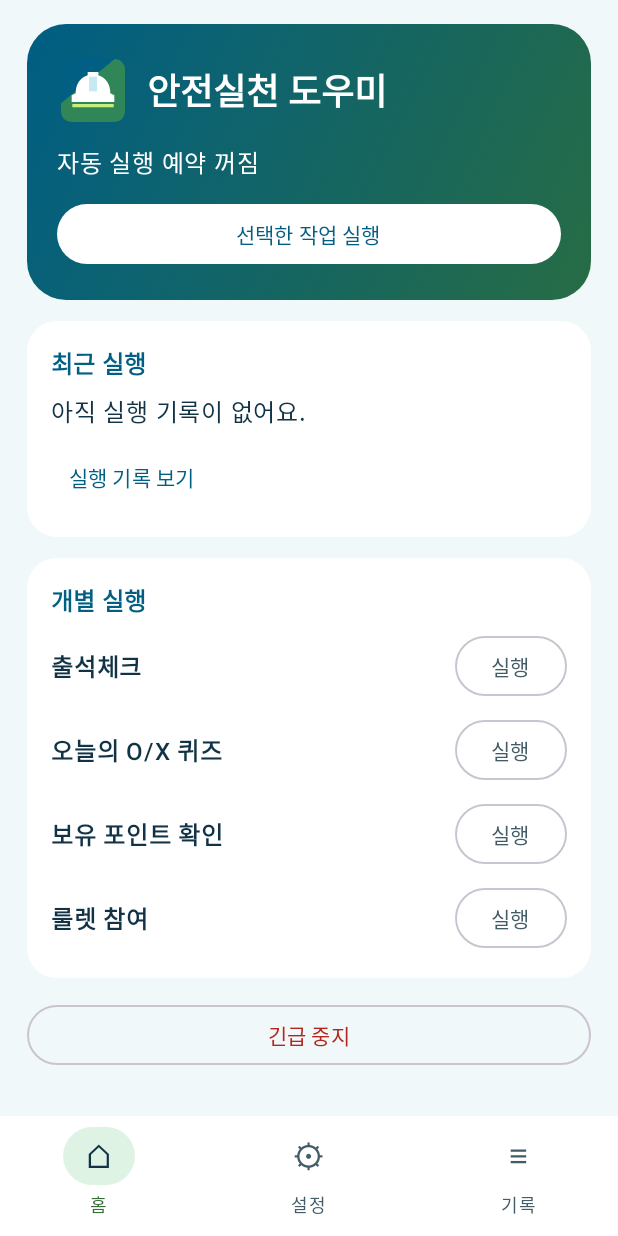
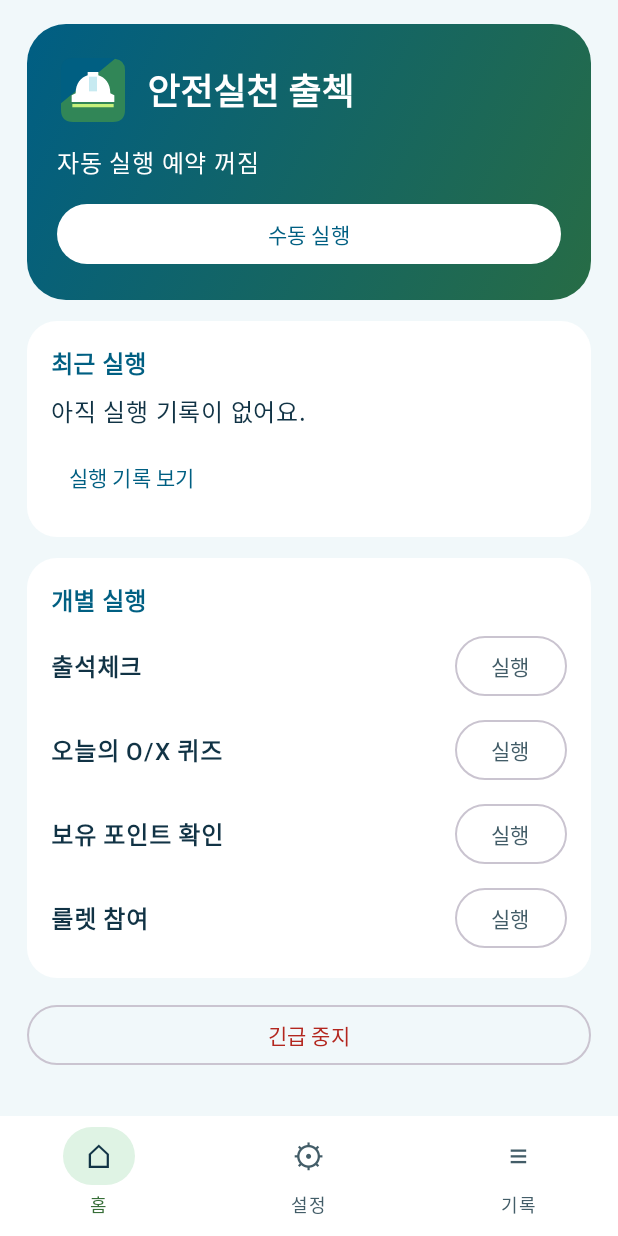
Before and after one commit to seojunpark2-dotcom/safety-challenge-assistant, an Android app built with Jetpack Compose: the screen it shows after launch (MainActivity), on a phone screen of 412 x 824 dp. Run offline under Robolectric (Android 15) with nearby library versions, the phone set to English and light mode, and no system bars; pictures from the network do not load.

Commit message:
Rename app and clarify manual run and target package

```diff
--- a/app/build.gradle.kts
+++ b/app/build.gradle.kts
@@ -6,7 +6,7 @@ plugins {
 android {
     namespace = "kr.co.safetyassistant"
     compileSdk = 35
-    defaultConfig { applicationId = "kr.co.safetyassistant"; minSdk = 26; targetSdk = 35; versionCode = 6; versionName = "1.4.1" }
+    defaultConfig { applicationId = "kr.co.safetyassistant"; minSdk = 26; targetSdk = 35; versionCode = 7; versionName = "1.4.2" }
     buildFeatures { compose = true }
     compileOptions { sourceCompatibility = JavaVersion.VERSION_17; targetCompatibility = JavaVersion.VERSION_17 }
     kotlinOptions { jvmTarget = "17" }
--- a/app/src/main/AndroidManifest.xml
+++ b/app/src/main/AndroidManifest.xml
@@ -2,7 +2,7 @@
     <uses-permission android:name="android.permission.INTERNET" />
     <uses-permission android:name="android.permission.POST_NOTIFICATIONS" />
     <queries><intent><action android:name="android.intent.action.MAIN"/><category android:name="android.intent.category.LAUNCHER"/></intent></queries>
-    <application android:allowBackup="false" android:label="안전실천 도우미" android:icon="@drawable/ic_safety" android:theme="@android:style/Theme.Material.Light.NoActionBar">
+    <application android:allowBackup="false" android:label="안전실천 출첵" android:icon="@drawable/ic_safety" android:theme="@android:style/Theme.Material.Light.NoActionBar">
         <activity android:name=".MainActivity" android:exported="true"><intent-filter><action android:name="android.intent.action.MAIN"/><category android:name="android.intent.category.LAUNCHER"/></intent-filter></activity>
         <service android:name=".DiagnosticService" android:exported="true" android:permission="android.permission.BIND_ACCESSIBILITY_SERVICE">
             <intent-filter><action android:name="android.accessibilityservice.AccessibilityService"/></intent-filter>
--- a/app/src/main/java/kr/co/safetyassistant/MainActivity.kt
+++ b/app/src/main/java/kr/co/safetyassistant/MainActivity.kt
@@ -158,7 +158,7 @@ class MainActivity : ComponentActivity() {
                             ) {
                                 Row(verticalAlignment = Alignment.CenterVertically, horizontalArrangement = Arrangement.spacedBy(12.dp)) {
                                     Image(painterResource(R.drawable.ic_safety), null, Modifier.size(48.dp))
-                                    Text("안전실천 도우미", color = Color.White, style = MaterialTheme.typography.headlineSmall, fontWeight = FontWeight.Bold)
+                                    Text("안전실천 출첵", color = Color.White, style = MaterialTheme.typography.headlineSmall, fontWeight = FontWeight.Bold)
                                 }
                                 Text(if (enabled) "매일 %02d:%02d 예약 · %d개 작업".format(hour, minute, scheduled.size)
                                     else "자동 실행 예약 꺼짐", color = Color.White)
@@ -166,7 +166,7 @@ class MainActivity : ComponentActivity() {
                                     onClick = { run(scheduled) },
                                     modifier = Modifier.fillMaxWidth(),
                                     colors = ButtonDefaults.buttonColors(containerColor = Color.White, contentColor = Blue)
-                                ) { Text("선택한 작업 실행") }
+                                ) { Text("수동 실행") }
                             }
                             Panel("최근 실행") {
                                 Text(model.history.lineSequence().firstOrNull { it.isNotBlank() } ?: "아직 실행 기록이 없어요.")
@@ -201,7 +201,8 @@ class MainActivity : ComponentActivity() {
                                 }
                                 OutlinedTextField(
                                     value = model.target, onValueChange = { model.target = it.trim() },
-                                    label = { Text("대상 앱 패키지명") }, singleLine = true, modifier = Modifier.fillMaxWidth()
+                                    label = { Text("대상 앱 패키지명") }, singleLine = true, modifier = Modifier.fillMaxWidth(),
+                                    supportingText = { Text("안전실천 챌린지: kr.or.kosha.safetychallenge") }
                                 )
                                 Button(enabled = Regex("[A-Za-z][A-Za-z0-9_]*(\\.[A-Za-z][A-Za-z0-9_]*)+").matches(model.target), onClick = {
                                     targetSaved = model.target
--- a/app/src/main/java/kr/co/safetyassistant/ReminderWorker.kt
+++ b/app/src/main/java/kr/co/safetyassistant/ReminderWorker.kt
@@ -33,7 +33,7 @@ class ReminderWorker(context: Context, params: WorkerParameters) : CoroutineWork
         manager.createNotificationChannel(NotificationChannel("reminder", "자동화 안내", NotificationManager.IMPORTANCE_DEFAULT))
         val pending = PendingIntent.getActivity(applicationContext, 0, Intent(applicationContext, MainActivity::class.java), PendingIntent.FLAG_IMMUTABLE or PendingIntent.FLAG_UPDATE_CURRENT)
         val notification = NotificationCompat.Builder(applicationContext, "reminder").setSmallIcon(android.R.drawable.ic_dialog_info)
-            .setContentTitle("안전실천 도우미 확인 필요").setContentText("기기를 잠금 해제하고 접근성 연결과 실행 설정을 확인하세요.")
+            .setContentTitle("안전실천 출첵 확인 필요").setContentText("기기를 잠금 해제하고 접근성 연결과 실행 설정을 확인하세요.")
             .setContentIntent(pending).setAutoCancel(true).build()
         try { manager.notify(1, notification) } catch (_: SecurityException) { }
         return Result.success()
```
Also changed, not shown: 1 other file.
